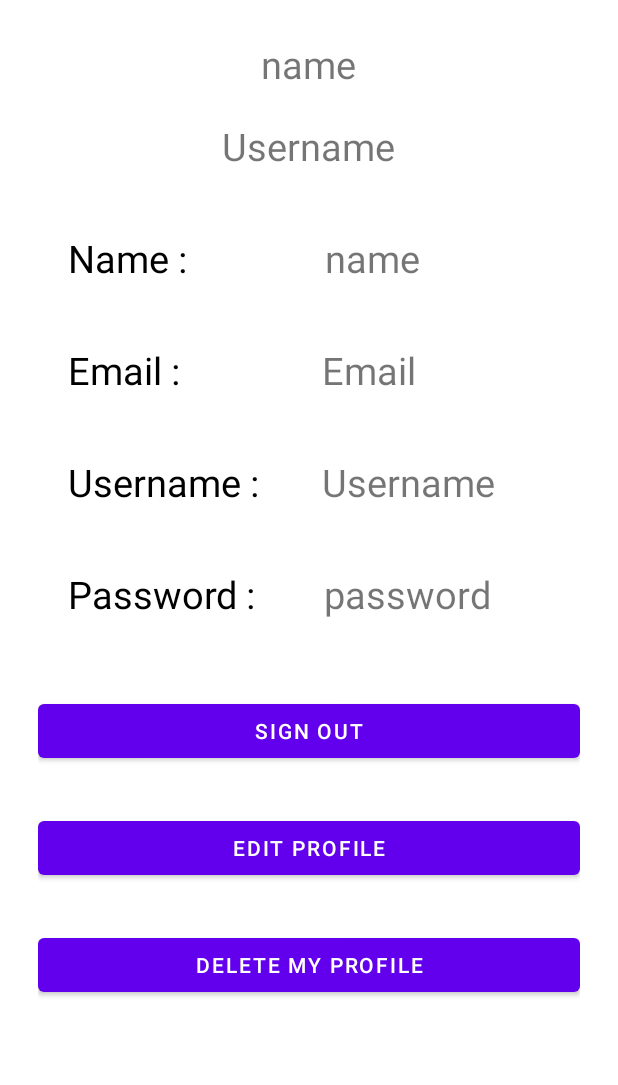
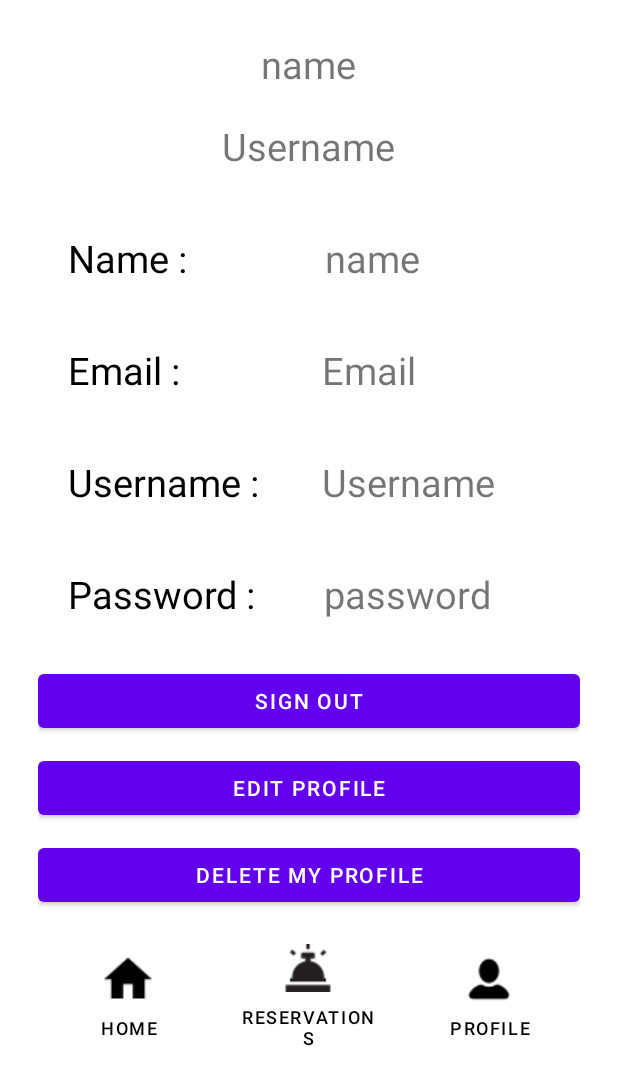
Before and after one commit to joshrs23/hotelNebula, an Android app: the ProfileActivity screen opened directly, with no data from a screen before it, on a phone screen of 412 x 824 dp. Shown: the top 1085 px of the screen. Run offline under Robolectric (Android 15) with nearby library versions, the phone set to English and light mode, and no system bars; our stand-ins replace Firebase (no records; nobody signed in at launch, a user with empty details on screens opened directly).

Commit message:
adding menu to profile

```diff
--- a/app/src/main/res/layout/activity_profile.xml
+++ b/app/src/main/res/layout/activity_profile.xml
@@ -6,7 +6,9 @@
     android:layout_height="match_parent"
     android:layout_width="match_parent"
     android:orientation="vertical"
-    android:padding="25dp">
+    android:padding="25dp"
+    >
+
 
 
         <TextView
@@ -135,29 +137,37 @@
         </LinearLayout>
 
 
+        <Button
+            android:id="@+id/siginout"
+            android:layout_width="match_parent"
+            android:layout_height="wrap_content"
+            android:layout_marginTop="10dp"
+            android:text="Sign out" />
 
         <Button
-        android:layout_marginTop="30dp"
+            android:id="@+id/editprofile"
             android:layout_width="match_parent"
             android:layout_height="wrap_content"
-        android:text="Sign out"
-        android:id="@+id/siginout"/>
-
+            android:layout_marginTop="10dp"
+            android:text="Edit Profile" />
 
         <Button
+            android:id="@+id/delete"
             android:layout_width="match_parent"
             android:layout_height="wrap_content"
-        android:text="Edit Profile"
-        android:layout_marginTop="30dp"
-        android:id="@+id/editprofile"/>
+            android:layout_marginTop="10dp"
+            android:text="Delete my Profile" />
 
-    <Button
+    <LinearLayout
         android:layout_width="match_parent"
         android:layout_height="wrap_content"
-        android:text="Delete my Profile"
-        android:layout_marginTop="30dp"
-        android:id="@+id/delete"
+        >
+        <include
+            layout="@layout/menu"
+            android:layout_width="match_parent"
+            android:layout_height="wrap_content"
+            app:layout_constraintBottom_toBottomOf="parent"
             />
-
+    </LinearLayout>
 
 </LinearLayout>
```
Lines whose indentation alone changed are shown as unchanged.
